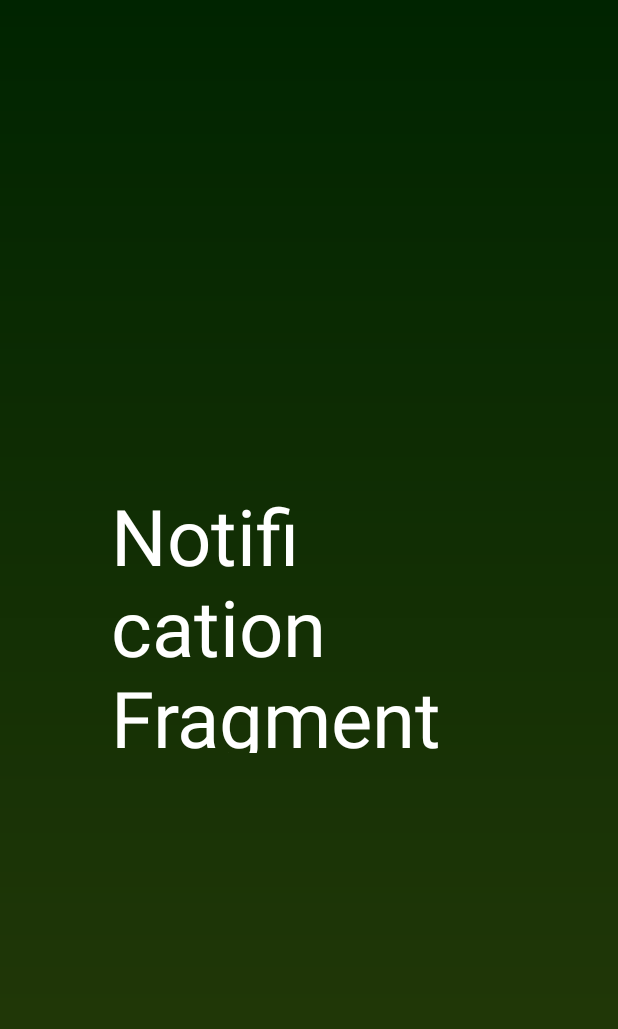
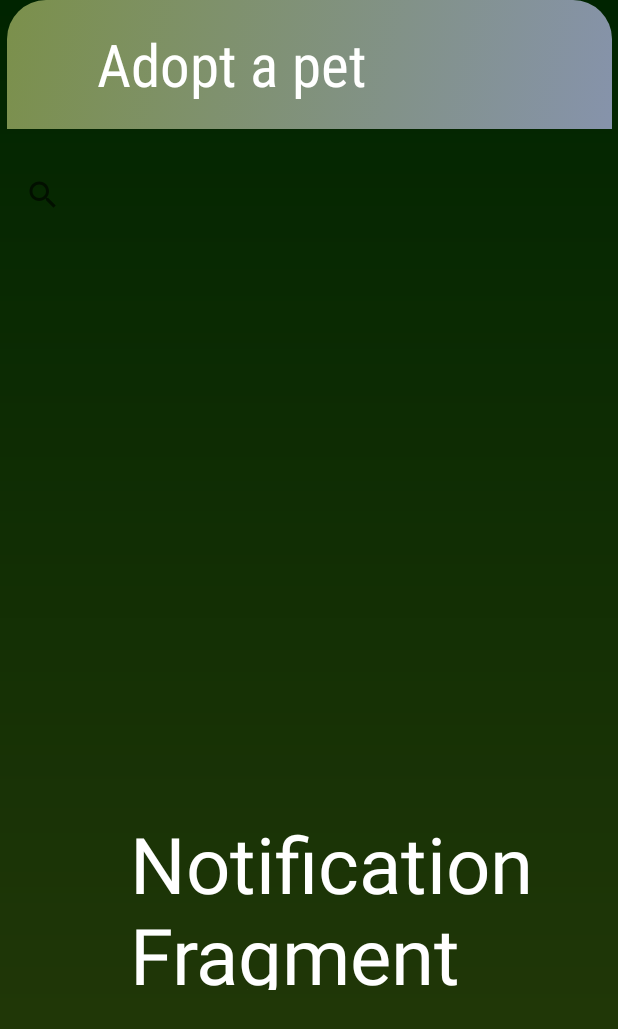
Before and after one commit to WenDEVLIFE/Pet-Adoption-App, an Android app: the layout fragment_adoption.xml on its own in the app's theme, with its tools: preview values and no code run, on a phone screen of 412 x 824 dp. Shown: the top 1029 px of the screen. Run offline under Robolectric (Android 15) with nearby library versions, the phone set to English and light mode, and no system bars.

Commit message:
Added Search Bar

```diff
--- a/app/build.gradle.kts
+++ b/app/build.gradle.kts
@@ -40,11 +40,12 @@ dependencies {
     implementation ("at.favre.lib:bcrypt:0.9.0")
     implementation("androidx.navigation:navigation-fragment:2.7.7")
     implementation("androidx.navigation:navigation-ui:2.7.7")
-    implementation("androidx.activity:activity:1.8.0")
-    implementation("androidx.lifecycle:lifecycle-livedata-ktx:2.6.1")
-    implementation("androidx.lifecycle:lifecycle-viewmodel-ktx:2.6.1")
+    implementation("androidx.activity:activity:1.8.2")
+    implementation("androidx.lifecycle:lifecycle-livedata-ktx:2.7.0")
+    implementation("androidx.lifecycle:lifecycle-viewmodel-ktx:2.7.0")
     testImplementation("junit:junit:4.13.2")
     implementation ("com.intuit.sdp:sdp-android:1.1.0")
+    implementation("androidx.appcompat:appcompat:1.6.1")
     androidTestImplementation("androidx.test.ext:junit:1.1.5")
     androidTestImplementation("androidx.test.espresso:espresso-core:3.5.1")
 
--- /dev/null
+++ b/app/src/main/res/drawable/panes2.xml
@@ -0,0 +1,15 @@
+<?xml version="1.0" encoding="utf-8"?>
+<selector xmlns:android="http://schemas.android.com/apk/res/android">
+    <item>
+        <shape android:shape="rectangle">
+            <gradient
+                    android:startColor="#7B904B"
+                    android:endColor="@color/Cool_gray"
+                    android:angle="315"/>
+            <corners
+                    android:topLeftRadius="@dimen/_20sdp"
+                     android:topRightRadius="@dimen/_20sdp"
+                    />
+        </shape>
+    </item>
+</selector>
--- a/app/src/main/res/layout/activity_main.xml
+++ b/app/src/main/res/layout/activity_main.xml
@@ -46,21 +46,22 @@
             android:background="@drawable/button"
             app:layout_constraintStart_toStartOf="parent"
             app:layout_constraintEnd_toEndOf="parent"
-            app:layout_constraintHorizontal_bias="0.497"
+            app:layout_constraintHorizontal_bias="0.502"
             android:layout_marginBottom="16dp"
             app:layout_constraintBottom_toTopOf="@+id/sigin" />
 
     <CheckBox
             android:text="Check to see the password"
-            android:layout_width="@dimen/_215sdp"
-            android:layout_height="@dimen/_40sdp"
+            android:layout_width="279dp"
+            android:layout_height="39dp"
             android:id="@+id/checkBox"
             app:layout_constraintStart_toStartOf="parent"
             app:layout_constraintEnd_toEndOf="parent"
             app:layout_constraintBottom_toTopOf="@+id/button"
             android:layout_marginBottom="12dp"
-            app:layout_constraintHorizontal_bias="0.381"
-            app:layout_constraintTop_toBottomOf="@+id/password" />
+            app:layout_constraintHorizontal_bias="0.375"
+            app:layout_constraintTop_toBottomOf="@+id/password"
+            app:layout_constraintVertical_bias="0.272" />
 
     <TextView
             android:text="Don't have account? Sign Up"
@@ -72,7 +73,8 @@
             app:layout_constraintStart_toStartOf="parent"
             app:layout_constraintEnd_toEndOf="parent"
             app:layout_constraintBottom_toBottomOf="parent"
-            android:layout_marginBottom="88dp" />
+            android:layout_marginBottom="120dp"
+            app:layout_constraintHorizontal_bias="0.506" />
 
     <androidx.constraintlayout.widget.ConstraintLayout
             android:layout_width="@dimen/_320sdp"
--- a/app/src/main/res/layout/fragment_adoption.xml
+++ b/app/src/main/res/layout/fragment_adoption.xml
@@ -1,5 +1,6 @@
 <?xml version="1.0" encoding="utf-8"?>
 <FrameLayout xmlns:android="http://schemas.android.com/apk/res/android"
+        xmlns:app="http://schemas.android.com/apk/res-auto"
         xmlns:tools="http://schemas.android.com/tools"
         android:layout_width="match_parent"
         android:layout_height="match_parent"
@@ -7,14 +8,56 @@
         android:background="@drawable/background_gradient"
         >
 
-    <!-- TODO: Update blank fragment layout -->
-    <TextView
-            android:layout_width="263dp"
-            android:layout_height="180dp"
-            android:textColor="@color/white"
-            android:id="@+id/textView"
-            android:text="Notification Fragment"
-            android:layout_gravity="center"
-            android:textSize="@dimen/_40sdp" />
+    <androidx.constraintlayout.widget.ConstraintLayout
+            android:layout_width="match_parent"
+            android:layout_height="match_parent">
 
+        <TextView
+                android:layout_width="281dp"
+                android:layout_height="119dp"
+                android:textColor="@color/white"
+                android:id="@+id/textView"
+                android:text="Notification Fragment hehehe"
+                android:textSize="@dimen/_40sdp"
+                app:layout_constraintStart_toStartOf="parent"
+                app:layout_constraintEnd_toEndOf="parent"
+                app:layout_constraintBottom_toBottomOf="parent"
+                app:layout_constraintHorizontal_bias="0.661"
+                android:layout_marginBottom="164dp" />
+
+        <androidx.constraintlayout.widget.ConstraintLayout
+                android:layout_width="403dp"
+                android:layout_height="86dp"
+                android:background="@drawable/panes2"
+                app:layout_constraintTop_toTopOf="parent"
+                app:layout_constraintStart_toStartOf="parent"
+                app:layout_constraintEnd_toEndOf="parent"
+                android:id="@+id/constraintLayout3">
+
+            <TextView
+                    android:layout_width="305dp"
+                    android:layout_height="55dp"
+                    android:textColor="@color/white"
+                    android:id="@+id/textVie1"
+                    android:text="Adopt a pet"
+                    android:fontFamily="sans-serif-condensed"
+                    android:textSize="@dimen/_30sdp"
+                    app:layout_constraintStart_toStartOf="parent"
+                    app:layout_constraintEnd_toEndOf="parent"
+                    app:layout_constraintTop_toTopOf="parent"
+                    android:layout_marginTop="16dp"
+                    app:layout_constraintHorizontal_bias="0.612" />
+        </androidx.constraintlayout.widget.ConstraintLayout>
+
+        <androidx.appcompat.widget.SearchView
+                android:layout_width="402dp"
+                android:layout_height="80dp"
+                android:id="@+id/searchView"
+                android:hint="Search..."
+                app:layout_constraintStart_toStartOf="parent"
+                app:layout_constraintEnd_toEndOf="parent"
+                app:layout_constraintHorizontal_bias="0.444"
+                app:layout_constraintTop_toBottomOf="@+id/constraintLayout3"
+                android:layout_marginTop="4dp" />
+    </androidx.constraintlayout.widget.ConstraintLayout>
 </FrameLayout>
```
